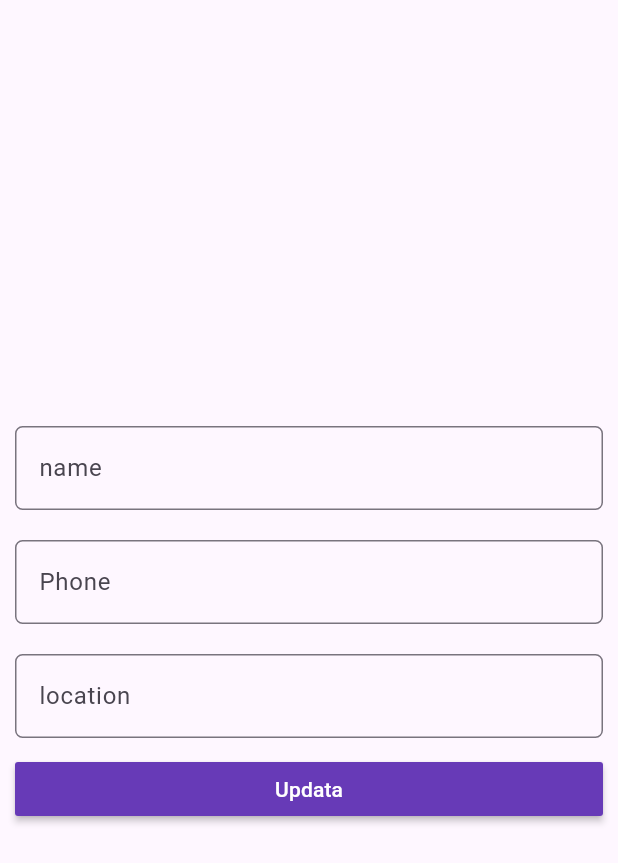
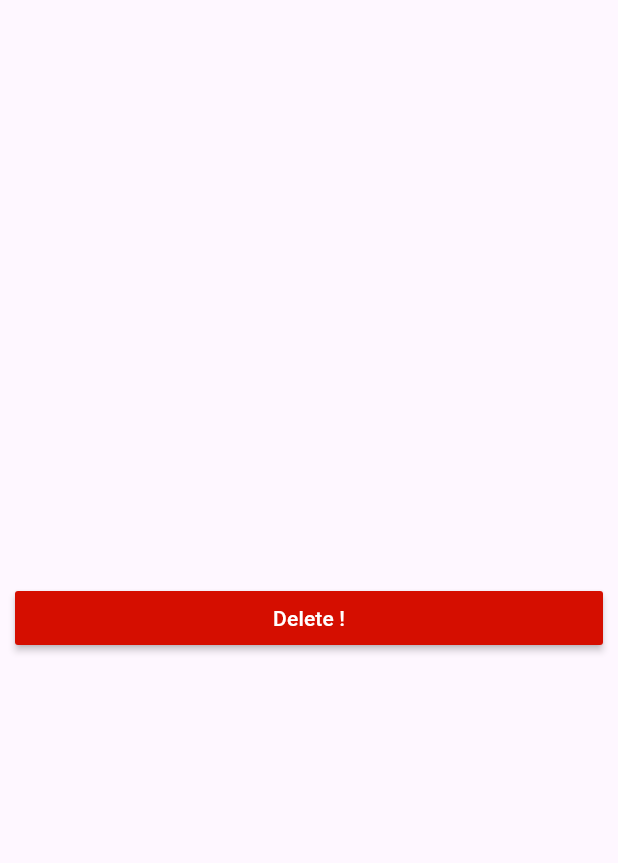
Before and after one commit to AbdelrahmanAddel/Mastering_API, a Flutter app: the screen it shows after launch, on a phone screen of 412 x 824 dp. Shown: the top 863 px of the screen. Run offline on Flutter 3.47's test engine with Material 3 defaults, Android fonts, the phone set to English and light mode, and no system bars; our stand-ins replace bloc, dartz, dio, firebase_core, flutter_bloc, image_picker and 2 more; accounts and stored records are empty.

Commit message:
delete user

```diff
--- a/lib/core/api/dio_consumer.dart
+++ b/lib/core/api/dio_consumer.dart
@@ -18,7 +18,13 @@ final Dio dio;
     ));
   }
   @override
-  delete({required String endPoint, Object? data, Map<String, dynamic>? queryParameters}) {
+  Future <dynamic> delete({required String endPoint, Object? data, Map<String, dynamic>? queryParameters}) async{
+  try {
+  final responce =await dio.delete(endPoint,data: data,queryParameters: queryParameters);
+  return responce.data;
+} on DioException catch (e) {
+ dioError(e);
+}
 
   }
 
--- a/lib/core/api/end_point.dart
+++ b/lib/core/api/end_point.dart
@@ -3,9 +3,13 @@ class EndPoint {
   static String signUp='user/signup';
   static String signIn='user/signin';
   static String updata='user/update';
+  static String delete='user/delete';
 
 
 
+   static String getEndPointWithUserId({required String endPoint,required String id}){
+    return endPoint+id;
+  }
 
  static String getUserId({required String id}){
     return 'user/get-user/$id';
--- a/lib/cubit/user_state.dart
+++ b/lib/cubit/user_state.dart
@@ -69,3 +69,18 @@ final class FailerToUpdataUserData extends UserState {
 
   FailerToUpdataUserData({required this.errorMessage});
 }
+
+final class LoadingDeleteUserAccount extends UserState {}
+
+final class DeleteUserAccountSuccessful extends UserState {
+  final String successMessage;
+
+  DeleteUserAccountSuccessful({required this.successMessage});
+}
+
+final class FailerToDeleteUserAccount extends UserState {
+  final String errorMessage;
+
+  FailerToDeleteUserAccount({required this.errorMessage});
+
+}
--- a/lib/main.dart
+++ b/lib/main.dart
@@ -6,7 +6,7 @@ import 'package:test_work/core/api/dio_consumer.dart';
 import 'package:test_work/core/data/cache_helper.dart';
 import 'package:test_work/core/repositry/user_repositry.dart';
 import 'package:test_work/cubit/user_cubit.dart';
-import 'package:test_work/screen/updata_user_data_view.dart';
+import 'package:test_work/screen/delete_user_account_view.dart';
 
 
 
@@ -28,7 +28,7 @@ class MyApp extends StatelessWidget {
         debugShowCheckedModeBanner: false,
         home: BlocProvider(
           create: (context) => UserCubit(userRepositry: UserRepositry(api: DioConsumer(dio: Dio())), dio: DioConsumer(dio: Dio()) ,)..getUserData(),
-          child:  const UpdataUserData(),
+          child:  const DeleteUserAccount(),
         ));
   }
 }
--- /dev/null
+++ b/lib/screen/delete_user_account_view.dart
@@ -0,0 +1,46 @@
+import 'package:flutter/material.dart';
+import 'package:flutter_bloc/flutter_bloc.dart';
+import 'package:test_work/cubit/user_cubit.dart';
+import 'package:test_work/widget/custom_matrial_buttom.dart';
+
+class DeleteUserAccount extends StatelessWidget {
+  const DeleteUserAccount({super.key});
+
+  @override
+  Widget build(BuildContext context) {
+    return BlocConsumer<UserCubit, UserState>(
+      listener: (context, state) {
+if(state is DeleteUserAccountSuccessful){
+  ScaffoldMessenger.of(context).showSnackBar(SnackBar(content: Text(state.successMessage)));
+}
+else if(state is FailerToDeleteUserAccount){
+  ScaffoldMessenger.of(context).showSnackBar(SnackBar(content: Text(state.errorMessage)));
+
+}
+
+
+      },
+      builder: (context, state) {
+        final cubit=BlocProvider.of<UserCubit>(context);
+        return Scaffold(
+          body: Padding(
+            padding: const EdgeInsets.symmetric(horizontal: 10.0),
+            child: Column(
+              mainAxisAlignment: MainAxisAlignment.center,
+              children: [
+                state is LoadingDeleteUserAccount?
+                Text('Delete ......'):
+                CustomMatrialButtom(
+                  child: Text('Delete !'),
+                  color: Color.fromARGB(255, 213, 14, 0),
+                  onPressed: () {
+                    cubit.deleteUserAccount();                  },
+                )
+              ],
+            ),
+          ),
+        );
+      },
+    );
+  }
+}
```
Also changed, not shown: lib/core/repositry/user_repositry.dart (+14 -0 lines), lib/cubit/user_cubit.dart (+15 -0 lines).
